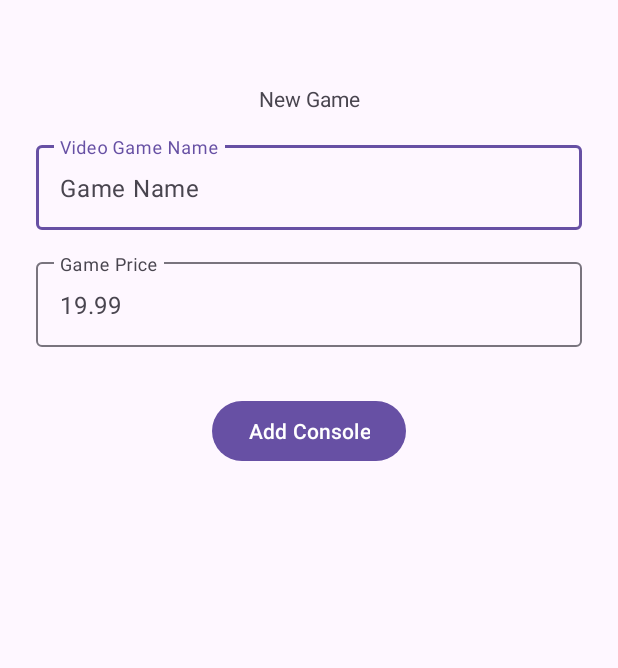
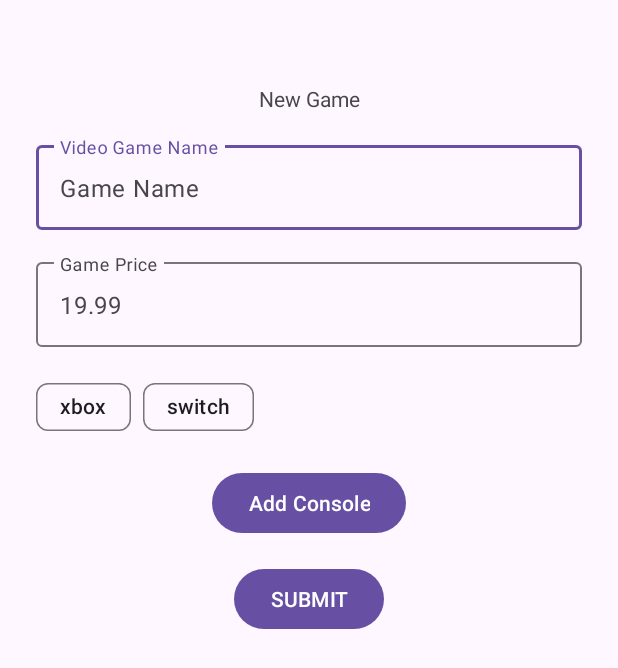
Before and after one commit to emilygranville/videogamelist, an Android app: the screen it shows after launch (MainActivity), on a phone screen of 412 x 824 dp. Shown: the top 668 px of the screen. Run offline under Robolectric (Android 15) with nearby library versions, the phone set to English and light mode, and no system bars.

Commit message:
Beginning to connect EditVGView to the rest of the app

```diff
--- a/app/app/src/main/java/com/emilygranville/videogamelist/Controller/MainActivity.java
+++ b/app/app/src/main/java/com/emilygranville/videogamelist/Controller/MainActivity.java
@@ -16,6 +16,7 @@ import com.emilygranville.videogamelist.Model.VideoGame;
 import com.emilygranville.videogamelist.R;
 import com.emilygranville.videogamelist.View.DisplayVGView;
 import com.emilygranville.videogamelist.View.IDisplayVGView;
+import com.emilygranville.videogamelist.View.IEditVVGView;
 import com.emilygranville.videogamelist.View.IMainView;
 import com.emilygranville.videogamelist.View.MainView;
 
@@ -24,7 +25,8 @@ import java.util.HashMap;
 import java.util.List;
 import java.util.Objects;
 
-public class MainActivity extends AppCompatActivity implements IMainView.Listener, IDisplayVGView.Listener {
+public class MainActivity extends AppCompatActivity implements IMainView.Listener,
+        IDisplayVGView.Listener, IEditVVGView.Listener {
 
     public static final String DISPLAY_FRAG_NAME = "display";
     public static final String EDIT_FRAG_NAME = "edit";
@@ -53,7 +55,7 @@ public class MainActivity extends AppCompatActivity implements IMainView.Listene
 //                this.consoleOrganizer.getConsoleList(), "switch");
 //        this.mainView.displayFragment(currentFragment, false, DISPLAY_FRAG_NAME);
 
-        this.currentFragment = new EditVGView();
+        this.currentFragment = new EditVGView(this, this.consoleOrganizer.getConsoleList());
         this.mainView.displayFragment(currentFragment, false, EDIT_FRAG_NAME);
     }
 
@@ -114,4 +116,12 @@ public class MainActivity extends AppCompatActivity implements IMainView.Listene
                 this.consoleOrganizer.getConsoleList(), console);
         this.mainView.displayFragment(currentFragment, true, DISPLAY_FRAG_NAME);
     }
+
+    /**
+     * Alerts listener to submitting the video game
+     */
+    @Override
+    public void submitGame() {
+        Log.i("vgl", "submitted");
+    }
 }
--- a/app/app/src/main/java/com/emilygranville/videogamelist/View/EditVGView.java
+++ b/app/app/src/main/java/com/emilygranville/videogamelist/View/EditVGView.java
@@ -2,65 +2,69 @@ package com.emilygranville.videogamelist.View;
 
 import android.os.Bundle;
 
+import androidx.annotation.NonNull;
+import androidx.annotation.Nullable;
 import androidx.fragment.app.Fragment;
 
+import android.util.Log;
 import android.view.LayoutInflater;
 import android.view.View;
 import android.view.ViewGroup;
 
-import com.emilygranville.videogamelist.R;
+import com.emilygranville.videogamelist.databinding.FragmentEditVgViewBinding;
+import com.google.android.material.chip.Chip;
+import com.google.android.material.chip.ChipGroup;
 
-/**
- * A simple {@link Fragment} subclass.
- * Use the {@link EditVGView#newInstance} factory method to
- * create an instance of this fragment.
- */
-public class EditVGView extends Fragment {
+import java.util.List;
 
-    // TODO: Rename parameter arguments, choose names that match
-    // the fragment initialization parameters, e.g. ARG_ITEM_NUMBER
-    private static final String ARG_PARAM1 = "param1";
-    private static final String ARG_PARAM2 = "param2";
+public class EditVGView extends Fragment implements IEditVVGView {
 
-    // TODO: Rename and change types of parameters
-    private String mParam1;
-    private String mParam2;
+    private FragmentEditVgViewBinding binding;
+    private IEditVVGView.Listener listener;
+    private List<String> consoleOptions;
 
     public EditVGView() {
         // Required empty public constructor
     }
 
-    /**
-     * Use this factory method to create a new instance of
-     * this fragment using the provided parameters.
-     *
-     * @param param1 Parameter 1.
-     * @param param2 Parameter 2.
-     * @return A new instance of fragment EditVGView.
-     */
-    // TODO: Rename and change types and number of parameters
-    public static EditVGView newInstance(String param1, String param2) {
-        EditVGView fragment = new EditVGView();
-        Bundle args = new Bundle();
-        args.putString(ARG_PARAM1, param1);
-        args.putString(ARG_PARAM2, param2);
-        fragment.setArguments(args);
-        return fragment;
+    public EditVGView(Listener listener, List<String> consoleOptions) {
+        this.listener = listener;
+        this.consoleOptions = consoleOptions;
     }
 
     @Override
     public void onCreate(Bundle savedInstanceState) {
         super.onCreate(savedInstanceState);
         if (getArguments() != null) {
-            mParam1 = getArguments().getString(ARG_PARAM1);
-            mParam2 = getArguments().getString(ARG_PARAM2);
+
         }
     }
 
     @Override
     public View onCreateView(LayoutInflater inflater, ViewGroup container,
                              Bundle savedInstanceState) {
-        // Inflate the layout for this fragment
-        return inflater.inflate(R.layout.fragment_edit_vg_view, container, false);
+        this.binding = FragmentEditVgViewBinding.inflate(inflater);
+        return this.binding.getRoot();
+    }
+
+    @Override
+    public void
+    onViewCreated(@NonNull View view, @Nullable Bundle savedInstanceState) {
+        super.onViewCreated(view, savedInstanceState);
+
+        ChipGroup consoleChipGroup = this.binding.consoleChipGroup;
+        for (String console : this.consoleOptions) {
+            Log.i("vgl", console);
+            Chip consoleChip = new Chip(this.getContext());
+            consoleChip.setText(console);
+            consoleChipGroup.addView(consoleChip);
+        }
+
+        this.binding.submitVideoGame.setOnClickListener(new View.OnClickListener() {
+            @Override
+            public void onClick(View view) {
+                EditVGView.this.listener.submitGame();
+            }
+        });
     }
 }
--- /dev/null
+++ b/app/app/src/main/java/com/emilygranville/videogamelist/View/IEditVVGView.java
@@ -0,0 +1,16 @@
+package com.emilygranville.videogamelist.View;
+
+import com.emilygranville.videogamelist.Model.VideoGame;
+
+public interface IEditVVGView {
+    /**
+     * Listener so that controller classes are alerted to edits
+     */
+    interface Listener {
+
+        /**
+         * Alerts listener to submitting the video game
+         */
+        public void submitGame();
+    }
+}
--- a/app/app/src/main/res/layout/fragment_edit_vg_view.xml
+++ b/app/app/src/main/res/layout/fragment_edit_vg_view.xml
@@ -83,4 +83,14 @@
         app:layout_constraintStart_toStartOf="parent"
         app:layout_constraintTop_toBottomOf="@+id/console_chip_group" />
 
+    <Button
+        android:id="@+id/submit_video_game"
+        android:layout_width="wrap_content"
+        android:layout_height="wrap_content"
+        android:layout_marginTop="16dp"
+        android:text="SUBMIT"
+        app:layout_constraintEnd_toEndOf="parent"
+        app:layout_constraintStart_toStartOf="parent"
+        app:layout_constraintTop_toBottomOf="@+id/add_console_button" />
+
 </androidx.constraintlayout.widget.ConstraintLayout>
```
